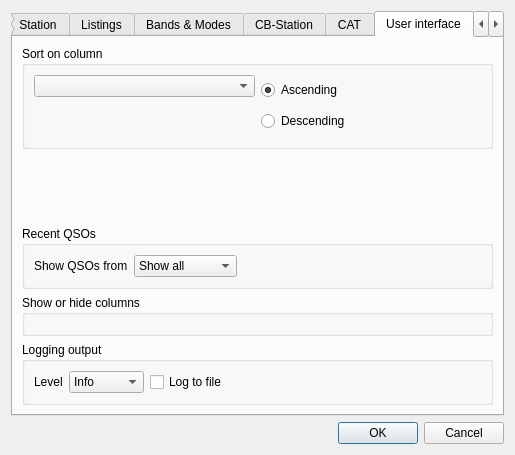
Above: ui_files/DragonLog_Settings.ui from gitandy/DragonLog before the change. Below: the same form after it.
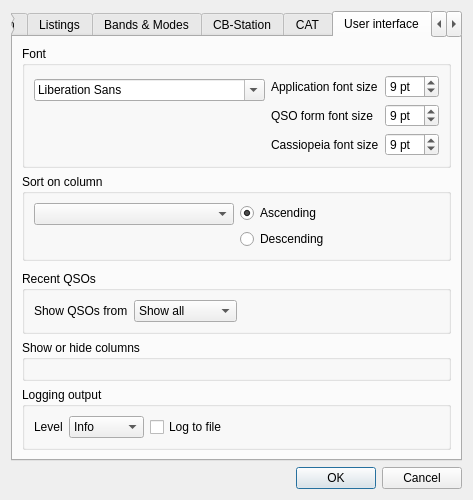
That is the form after the change. The open tabs and pages were chosen to show the change.

Commit message:
Font slashed zero (#34)
Selectable font / font size, modified font
Added font with slashed zero

```diff
--- a/ui_files/DragonLog_Settings.ui
+++ b/ui_files/DragonLog_Settings.ui
@@ -6,10 +6,16 @@
    <rect>
     <x>0</x>
     <y>0</y>
-    <width>515</width>
-    <height>455</height>
+    <width>450</width>
+    <height>498</height>
    </rect>
   </property>
+  <property name="sizePolicy">
+   <sizepolicy hsizetype="Preferred" vsizetype="MinimumExpanding">
+    <horstretch>0</horstretch>
+    <verstretch>0</verstretch>
+   </sizepolicy>
+  </property>
   <property name="windowTitle">
    <string>Settings</string>
   </property>
@@ -22,6 +28,12 @@
        <verstretch>0</verstretch>
       </sizepolicy>
      </property>
+     <property name="minimumSize">
+      <size>
+       <width>0</width>
+       <height>450</height>
+      </size>
+     </property>
      <property name="currentIndex">
       <number>0</number>
      </property>
@@ -437,6 +449,138 @@
       <layout class="QHBoxLayout" name="horizontalLayout_6">
        <item>
         <layout class="QVBoxLayout" name="verticalLayout_5">
+         <item>
+          <widget class="QGroupBox" name="groupBox_12">
+           <property name="title">
+            <string>Font</string>
+           </property>
+           <layout class="QHBoxLayout" name="horizontalLayout_12">
+            <item>
+             <layout class="QVBoxLayout" name="verticalLayout_16">
+              <property name="topMargin">
+               <number>4</number>
+              </property>
+              <item>
+               <widget class="QFontComboBox" name="fontComboBox"/>
+              </item>
+              <item>
+               <spacer name="verticalSpacer_5">
+                <property name="orientation">
+                 <enum>Qt::Vertical</enum>
+                </property>
+                <property name="sizeHint" stdset="0">
+                 <size>
+                  <width>20</width>
+                  <height>40</height>
+                 </size>
+                </property>
+               </spacer>
+              </item>
+             </layout>
+            </item>
+            <item>
+             <layout class="QFormLayout" name="formLayout_8">
+              <item row="0" column="0">
+               <widget class="QLabel" name="label_14">
+                <property name="text">
+                 <string>Application font size</string>
+                </property>
+               </widget>
+              </item>
+              <item row="0" column="1">
+               <widget class="QSpinBox" name="fontSizeSpinBox">
+                <property name="maximumSize">
+                 <size>
+                  <width>60</width>
+                  <height>16777215</height>
+                 </size>
+                </property>
+                <property name="suffix">
+                 <string> pt</string>
+                </property>
+                <property name="minimum">
+                 <number>6</number>
+                </property>
+                <property name="maximum">
+                 <number>48</number>
+                </property>
+                <property name="stepType">
+                 <enum>QAbstractSpinBox::AdaptiveDecimalStepType</enum>
+                </property>
+                <property name="value">
+                 <number>9</number>
+                </property>
+               </widget>
+              </item>
+              <item row="1" column="0">
+               <widget class="QLabel" name="label_15">
+                <property name="text">
+                 <string>QSO form font size</string>
+                </property>
+               </widget>
+              </item>
+              <item row="1" column="1">
+               <widget class="QSpinBox" name="qfFontSizeSpinBox">
+                <property name="maximumSize">
+                 <size>
+                  <width>60</width>
+                  <height>16777215</height>
+                 </size>
+                </property>
+                <property name="suffix">
+                 <string> pt</string>
+                </property>
+                <property name="minimum">
+                 <number>6</number>
+                </property>
+                <property name="maximum">
+                 <number>48</number>
+                </property>
+                <property name="stepType">
+                 <enum>QAbstractSpinBox::AdaptiveDecimalStepType</enum>
+                </property>
+                <property name="value">
+                 <number>9</number>
+                </property>
+               </widget>
+              </item>
+              <item row="2" column="0">
+               <widget class="QLabel" name="label_25">
+                <property name="text">
+                 <string>Cassiopeia font size</string>
+                </property>
+               </widget>
+              </item>
+              <item row="2" column="1">
+               <widget class="QSpinBox" name="ccFontSizeSpinBox">
+                <property name="maximumSize">
+                 <size>
+                  <width>60</width>
+                  <height>16777215</height>
+                 </size>
+                </property>
+                <property name="suffix">
+                 <string> pt</string>
+                </property>
+                <property name="minimum">
+                 <number>6</number>
+                </property>
+                <property name="maximum">
+                 <number>48</number>
+                </property>
+                <property name="stepType">
+                 <enum>QAbstractSpinBox::AdaptiveDecimalStepType</enum>
+                </property>
+                <property name="value">
+                 <number>9</number>
+                </property>
+               </widget>
+              </item>
+             </layout>
+            </item>
+           </layout>
+          </widget>
+         </item>
          <item>
           <widget class="QGroupBox" name="groupBox_2">
            <property name="title">
```
The commit also changes 13 other files.
